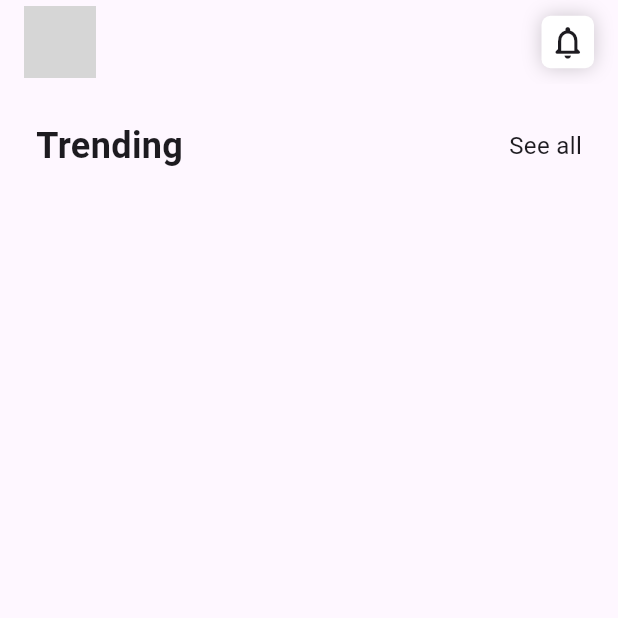
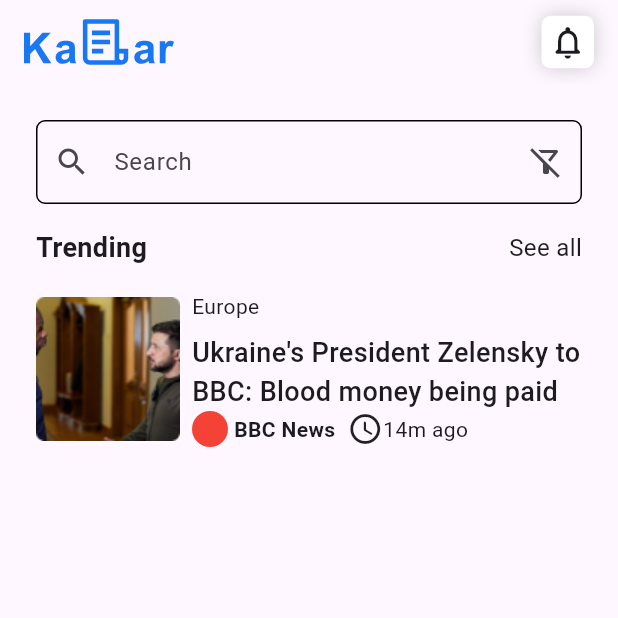
Before and after one commit to Hasibol-Hoda-Inu/Kabar, a Flutter app: the screen it shows after launch, on a phone screen of 412 x 824 dp, the top half of it. Run offline on Flutter 3.47's test engine with Material 3 defaults, Android fonts, the phone set to English and light mode, and no system bars; our stand-ins replace flutter_svg, get; grey boxes are pictures that could not be loaded.

Commit message:
news list ui has been developed

```diff
--- a/lib/application/app.dart
+++ b/lib/application/app.dart
@@ -11,6 +11,7 @@ class Kabar extends StatelessWidget {
   Widget build(BuildContext context) {
     return const GetMaterialApp(
       home: HomeScreen(),
+      debugShowCheckedModeBanner: false,
     );
   }
 }
--- a/lib/presentation/ui/screen/home_screen.dart
+++ b/lib/presentation/ui/screen/home_screen.dart
@@ -1,5 +1,11 @@
+import 'dart:ui';
+
 import 'package:flutter/material.dart';
 import 'package:flutter_svg/flutter_svg.dart';
+import 'package:kabar/presentation/ui/utility/image_assets.dart';
+
+import '../widgets/news_list_widget.dart';
+import '../widgets/section_title_widget.dart';
 
 class HomeScreen extends StatelessWidget {
   const HomeScreen({super.key});
@@ -10,7 +16,7 @@ class HomeScreen extends StatelessWidget {
       appBar: AppBar(
         title: Row(
           children: [
-            SvgPicture.asset('assets/images.logo.svg'),
+            SvgPicture.asset(ImageAssets.logo, width: 100,),
             const Spacer(),
             InkWell(
               onTap: (){},
@@ -40,18 +46,33 @@ class HomeScreen extends StatelessWidget {
         padding: const EdgeInsets.all(24.0),
         child: Column(
           children: [
-            Row(
-              mainAxisAlignment: MainAxisAlignment.spaceBetween,
-              children: [
-                Text('Trending', style: TextStyle(
-                  fontSize: 24,
-                  fontWeight: FontWeight.bold,
-                ),),
-                Text('See all', style: TextStyle(
-                  fontSize: 16
-                ),)
-              ],
-            )
+            TextField(
+              decoration: InputDecoration(
+                hintText: 'Search',
+                prefixIcon: Icon(Icons.search),
+                suffixIcon: Icon(Icons.filter_alt_off_outlined),
+                enabledBorder: OutlineInputBorder(
+                  borderSide: BorderSide(width: 1.0, style: BorderStyle.solid),
+                  borderRadius: BorderRadius.circular(6)
+                ),
+                border: OutlineInputBorder(
+                  borderSide: BorderSide(width: 1.0, style: BorderStyle.solid),
+                  borderRadius: BorderRadius.circular(6)
+                ),
+                disabledBorder: OutlineInputBorder(
+                  borderSide: BorderSide(width: 1.0, style: BorderStyle.solid),
+                  borderRadius: BorderRadius.circular(6)
+                ),
+                focusedBorder: OutlineInputBorder(
+                    borderSide: BorderSide(width: 1.0, style: BorderStyle.solid),
+                    borderRadius: BorderRadius.circular(6)
+                ),
+              ),
+            ),
+            const SizedBox(height: 16,),
+            const SectionTitle(),
+            const SizedBox(height: 16,),
+            const NewsList()
           ],
         ),
       ),
--- a/lib/presentation/ui/screen/splash_screen.dart
+++ b/lib/presentation/ui/screen/splash_screen.dart
@@ -2,6 +2,7 @@ import 'package:flutter/material.dart';
 import 'package:flutter_svg/flutter_svg.dart';
 import 'package:get/get.dart';
 import 'package:kabar/presentation/ui/screen/home_screen.dart';
+import 'package:kabar/presentation/ui/utility/image_assets.dart';
 
 class SplashScreen extends StatefulWidget {
   const SplashScreen({super.key});
@@ -33,7 +34,7 @@ class _SplashScreenState extends State<SplashScreen> {
         child: Column(
           mainAxisAlignment: MainAxisAlignment.center,
           children: [
-            SvgPicture.asset('assets/images/logo.svg', width: 200,),
+            SvgPicture.asset(ImageAssets.logo, width: 200,),
           ],
         ),
       ),
--- /dev/null
+++ b/lib/presentation/ui/utility/image_assets.dart
@@ -0,0 +1,4 @@
+class ImageAssets{
+  static const String logo='assets/images/logo.svg';
+  static const String newsImage='assets/images/news_image.png';
+}
--- /dev/null
+++ b/lib/presentation/ui/widgets/news_list_widget.dart
@@ -0,0 +1,75 @@
+import 'package:flutter/material.dart';
+
+import '../utility/image_assets.dart';
+
+class NewsList extends StatelessWidget {
+  const NewsList({
+    super.key,
+  });
+
+  @override
+  Widget build(BuildContext context) {
+    return Row(
+      children: [
+        Column(
+          children: [
+            Image.asset(ImageAssets.newsImage, width: 96,)
+          ],
+        ),
+        const SizedBox(width: 8,),
+        Expanded(
+          child: Column(
+            crossAxisAlignment: CrossAxisAlignment.start,
+            children: [
+              const Text('Europe'),
+              const SizedBox(height: 8,),
+              const Text("Ukraine's President Zelensky to BBC: Blood money being paid",
+                overflow: TextOverflow.ellipsis,
+                maxLines: 2,
+                softWrap: true,
+                style: TextStyle(
+                  fontSize: 18,
+                  fontWeight: FontWeight.w500,
+                ),
+              ),
+              Row(
+                children: [
+                  Column(
+                    children: [
+                      Row(
+                        children: [
+                          Container(
+                            width: 24,
+                            height: 24,
+                            child: CircleAvatar(
+                              backgroundColor: Colors.red,
+                            ),
+                          ),
+                          const SizedBox(width: 4,),
+                          const Text('BBC News', style: TextStyle(
+                              fontWeight: FontWeight.bold
+                          ),)
+                        ],
+                      )
+                    ],
+                  ),
+                  const SizedBox(width: 8,),
+                  const Column(
+                    children: [
+                      Row(
+                        children: [
+                          Icon(Icons.access_time_rounded),
+                          Text('14m ago')
+                        ],
+                      )
+                    ],
+                  ),
+                ],
+              )
+            ],
+          ),
+        ),
+      ],
+    );
+  }
+}
--- /dev/null
+++ b/lib/presentation/ui/widgets/section_title_widget.dart
@@ -0,0 +1,26 @@
+
+
+import 'package:flutter/material.dart';
+
+class SectionTitle extends StatelessWidget {
+  const SectionTitle({
+    super.key,
+  });
+
+  @override
+  Widget build(BuildContext context) {
+    return const Row(
+      mainAxisAlignment: MainAxisAlignment.spaceBetween,
+      children: [
+        Text('Trending',
+          style: TextStyle(
+            fontSize: 18,
+            fontWeight: FontWeight.bold,
+          ),),
+        Text('See all', style: TextStyle(
+            fontSize: 16
+        ),)
+      ],
+    );
+  }
+}
```
Also changed, not shown: assets/images/news_image.png (added).
